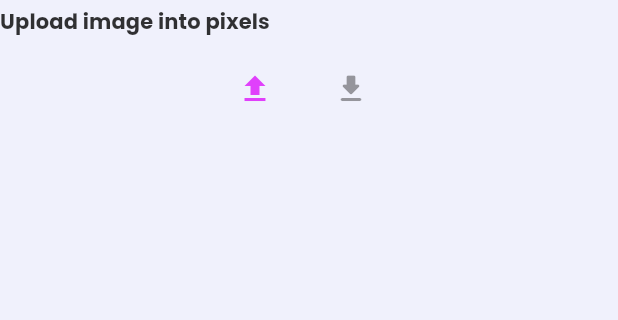
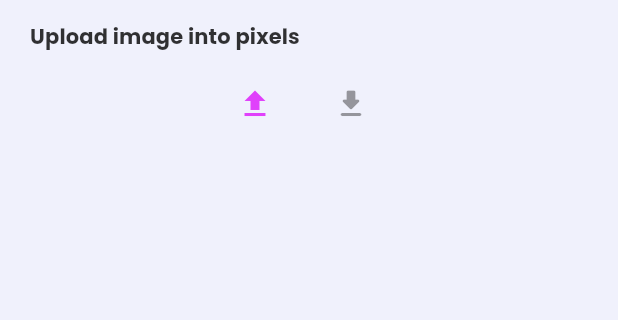
Before and after one commit to biplobsd/ias, a Flutter app: the screen it shows after launch, on a phone screen of 412 x 824 dp, the part 78-398 px from its top. Run offline on Flutter 3.47's test engine with Material 2 defaults, Android fonts, the phone set to English and light mode, and no system bars; drawn by our look-alikes of flutter_switch, overlay_support; our stand-ins replace adaptive_theme, bloc, dio, file_picker, flutter_bloc, flutter_markdown and 5 more; missing offline and left inert: download, flutter_text_viewer, lecle_downloads_path_provider, ndialog; accounts and stored records are empty.

Commit message:
padding adjust

```diff
--- a/lib/view/checker/check_page.dart
+++ b/lib/view/checker/check_page.dart
@@ -30,7 +30,7 @@ class CheckPageScreen extends StatelessWidget {
   @override
   Widget build(BuildContext context) {
     double sizedR = !ResponsiveWidget.isSmallScreen(context) ? 200 : 100;
-    double sizedRPadding = !ResponsiveWidget.isSmallScreen(context) ? 25 : 10;
+    double sizedRPadding = !ResponsiveWidget.isSmallScreen(context) ? 0 : 10;
     bool isSmallScreen = ResponsiveWidget.isSmallScreen(context);
     var controlWidget = Row(
       mainAxisSize: MainAxisSize.min,
@@ -40,7 +40,11 @@ class CheckPageScreen extends StatelessWidget {
       ],
     );
     return Scaffold(
-      body: Column(
+      body: SingleChildScrollView(
+        child: Padding(
+          padding: EdgeInsets.only(left: 20, right: 20, top: sizedRPadding),
+          child: Column(
+            mainAxisSize: MainAxisSize.min,
             children: [
               Row(
                 mainAxisAlignment: MainAxisAlignment.spaceBetween,
@@ -51,6 +55,8 @@ class CheckPageScreen extends StatelessWidget {
               ),
               if (isSmallScreen) controlWidget,
             ],
+          ),
+        ),
       ),
     );
   }
```
Lines whose indentation alone changed are shown as unchanged.
